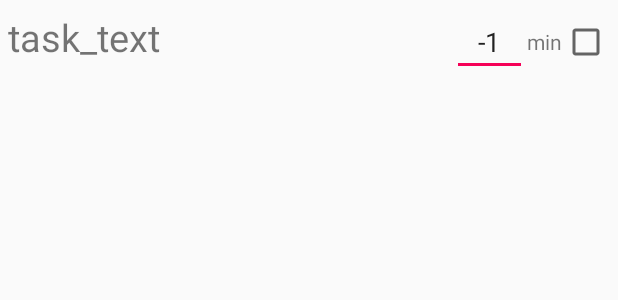
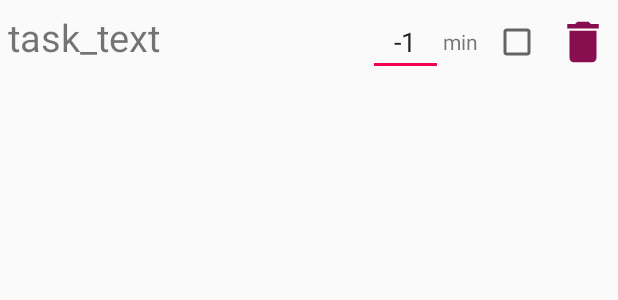
Before and after one commit to mohamedmashaal/LifeOrganizer, an Android app: the layout task_item.xml on its own in the app's theme, with its tools: preview values and no code run, on a phone screen of 412 x 824 dp. Shown: the top 300 px of the screen. Run offline under Robolectric (Android 15) with nearby library versions, the phone set to English and light mode, and no system bars.

Commit message:
implement delete task

```diff
--- a/app/src/main/res/layout/task_item.xml
+++ b/app/src/main/res/layout/task_item.xml
@@ -28,8 +28,17 @@
         android:layout_width="wrap_content"
         android:layout_height="wrap_content"
         android:layout_gravity="center_vertical"
+        android:layout_marginLeft="10dp"
+        android:layout_marginRight="10dp"
         android:id="@+id/task_checkbox"
         />
+    <Button
+        android:id="@+id/task_delete_btn"
+        android:layout_width="36dp"
+        android:layout_height="36dp"
+        android:layout_gravity="center_vertical"
+        android:backgroundTint="@color/colorPrimaryDark"
+        android:background="@drawable/ic_delete"/>
 
 
 </LinearLayout>
```
Also changed, not shown: app/src/main/java/com/example/lifeorganizer/Adapters/HabitsAdapter.java (deleted, +0 -75 lines), app/src/main/java/com/example/lifeorganizer/Adapters/TaskAdapter.java (+38 -1 lines).
